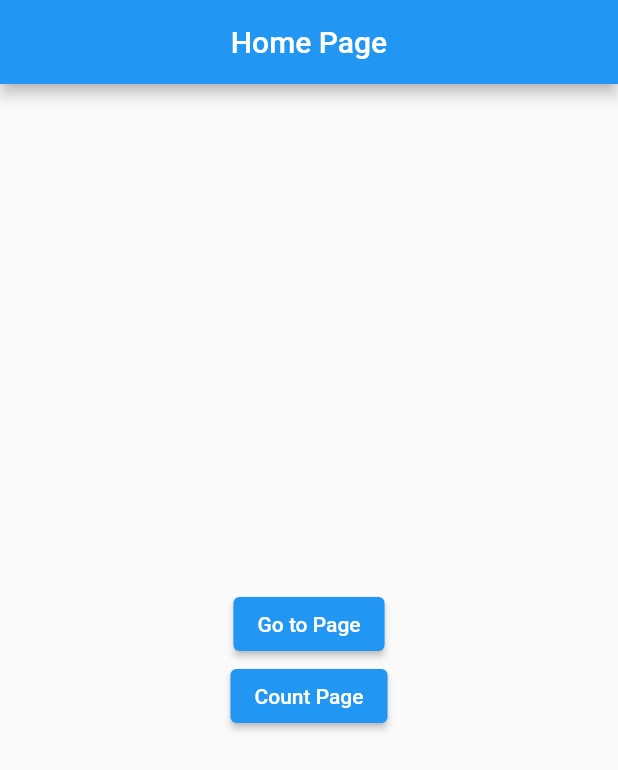
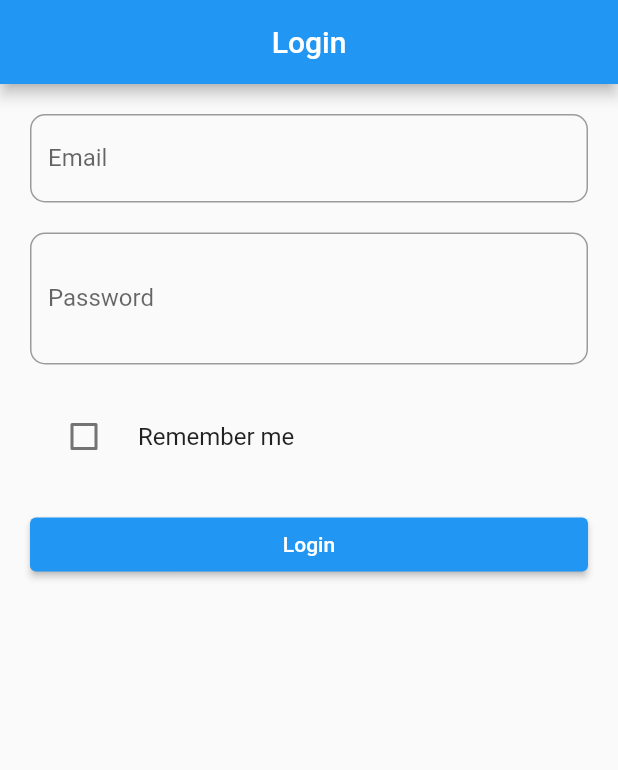
Before and after one commit to RifkyPahlevy/routepagewithgetx, a Flutter app: the screen it shows after launch, on a phone screen of 412 x 824 dp. Shown: the top 770 px of the screen. Run offline on Flutter 3.47's test engine with Material 2 defaults, Android fonts, the phone set to English and light mode, and no system bars; our stand-ins replace get, get_storage.

Commit message:
fitur baru

```diff
--- a/lib/bindings/counter_binding.dart
+++ b/lib/bindings/counter_binding.dart
@@ -6,5 +6,6 @@ class CounterBinding extends Bindings {
   @override
   void dependencies() {
     Get.put(CountControl());
+    Get.put(User());
   }
 }
--- /dev/null
+++ b/lib/controller/login_control.dart
@@ -0,0 +1,33 @@
+import 'package:flutter/cupertino.dart';
+import 'package:get/get.dart';
+import 'package:get_storage/get_storage.dart';
+
+class LoginControl extends GetxController {
+  TextEditingController emailC = TextEditingController();
+  TextEditingController passC = TextEditingController();
+
+  RxBool isHidden = true.obs;
+
+  RxBool isRemember = false.obs;
+  void login() {
+    final box = GetStorage();
+    if (emailC.text == "rifkypahlevy@gmail.com" && passC.text == "12345") {
+      if (box.read('remeberData') != null) {
+        box.remove('remeberData');
+      }
+      if (isRemember.isTrue) {
+        // simpan data user
+        box.write('rememberData', {
+          'email': emailC.text,
+          'password': passC.text,
+        });
+      }
+      Get.offAllNamed("/home");
+    } else {
+      Get.defaultDialog(
+        title: "Login Failed",
+        middleText: "Email or Password is wrong",
+      );
+    }
+  }
+}
--- a/lib/main.dart
+++ b/lib/main.dart
@@ -1,12 +1,15 @@
 import 'package:flutter/material.dart';
 import 'package:get/get.dart';
+import 'package:get_storage/get_storage.dart';
 import 'package:route_management_getx/pages/count_pages.dart';
 import 'package:route_management_getx/pages/homepage.dart';
+import 'package:route_management_getx/pages/login.dart';
 import 'package:route_management_getx/pages/page1.dart';
 import 'package:route_management_getx/routes/pages_routes.dart';
 import '../routes/pages_routes.dart';
 
-void main() {
+void main() async {
+  await GetStorage.init();
   runApp(MyApp());
 }
 
@@ -14,7 +17,7 @@ class MyApp extends StatelessWidget {
   @override
   Widget build(BuildContext context) {
     return GetMaterialApp(
-      home: HomePage(),
+      home: Login(),
       getPages: AppRoutes.routePage,
     );
   }
--- /dev/null
+++ b/lib/pages/login.dart
@@ -0,0 +1,74 @@
+import 'package:flutter/material.dart';
+import 'package:get/get.dart';
+import 'package:get_storage/get_storage.dart';
+import 'package:route_management_getx/controller/login_control.dart';
+
+class Login extends StatelessWidget {
+  final box = GetStorage();
+
+  final loginC = Get.put(LoginControl());
+  @override
+  Widget build(BuildContext context) {
+// membaca data dari storage
+    if (box.read("rememberData") != null) {
+      loginC.isRemember.value = true;
+      loginC.emailC.text = box.read("rememberData")['email'];
+      loginC.passC.text = box.read("rememberData")['password'];
+    }
+    return Scaffold(
+      appBar: AppBar(
+        title: Text('Login'),
+        centerTitle: true,
+      ),
+      body: ListView(
+        padding: EdgeInsets.all(20),
+        children: [
+          TextField(
+            controller: loginC.emailC,
+            textInputAction: TextInputAction.next,
+            autocorrect: false,
+            decoration: InputDecoration(
+              labelText: 'Email',
+              border: OutlineInputBorder(
+                borderRadius: BorderRadius.circular(10),
+              ),
+            ),
+          ),
+          SizedBox(height: 20),
+          Obx(() => TextField(
+                controller: loginC.passC,
+                textInputAction: TextInputAction.done,
+                autocorrect: false,
+                obscureText: loginC.isHidden.value,
+                decoration: InputDecoration(
+                  suffix: IconButton(
+                      onPressed: () {
+                        loginC.isHidden.toggle();
+                      },
+                      icon: Icon(Icons.remove_red_eye_outlined)),
+                  labelText: 'Password',
+                  border: OutlineInputBorder(
+                    borderRadius: BorderRadius.circular(10),
+                  ),
+                ),
+              )),
+          SizedBox(height: 20),
+          Obx(() => CheckboxListTile(
+              controlAffinity: ListTileControlAffinity.leading,
+              value: loginC.isRemember.value,
+              onChanged: (value) {
+                loginC.isRemember.toggle();
+              },
+              title: Text('Remember me'))),
+          SizedBox(height: 20),
+          ElevatedButton(
+            onPressed: () {
+              loginC.login();
+            },
+            child: Text('Login'),
+          ),
+        ],
+      ),
+    );
+  }
+}
--- a/lib/routes/pages_routes.dart
+++ b/lib/routes/pages_routes.dart
@@ -14,6 +14,7 @@ import 'package:get/get.dart';
 
 class AppRoutes {
   static final routePage = [
+    GetPage(name: NameRoute.home, page: () => HomePage()),
     GetPage(
         name: NameRoute.countPage,
         page: () => CountPage(),
--- a/lib/routes/routes_name.dart
+++ b/lib/routes/routes_name.dart
@@ -5,4 +5,5 @@ abstract class NameRoute {
   static const page4 = '/page4';
   static const page5 = '/page5';
   static const countPage = '/countPage';
+  static const home = '/home';
 }
```
Also changed, not shown: pubspec.yaml (+1 -6 lines), pubspec.lock.
